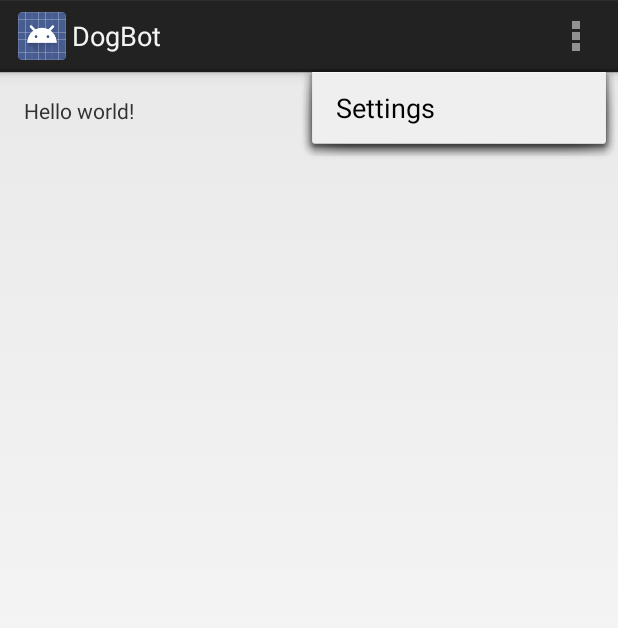
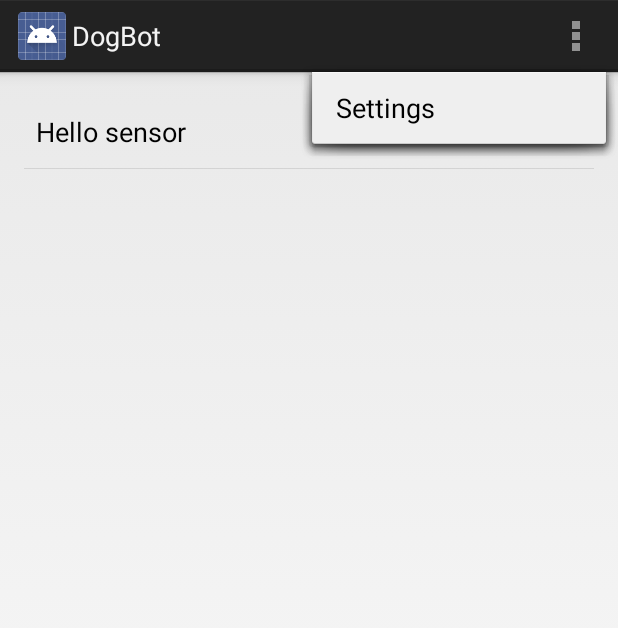
Before and after one commit to MattHeard/Dogbot, an Android app: the screen it shows after launch (MainActivity), with the options menu open, on a phone screen of 412 x 824 dp. Shown: the top 628 px of the screen. Run offline under Robolectric (Android 15) with nearby library versions, the phone set to English and light mode, and no system bars.

Commit message:
Created list view.

```diff
--- a/android/DogBot/app/src/main/java/nz/co/deuteriumlabs/dogbot/MainActivity.java
+++ b/android/DogBot/app/src/main/java/nz/co/deuteriumlabs/dogbot/MainActivity.java
@@ -4,6 +4,12 @@ import android.app.Activity;
 import android.os.Bundle;
 import android.view.Menu;
 import android.view.MenuItem;
+import android.widget.ArrayAdapter;
+import android.widget.ListView;
+import android.widget.TextView;
+
+import java.util.ArrayList;
+import java.util.List;
 
 
 public class MainActivity extends Activity {
@@ -12,6 +18,15 @@ public class MainActivity extends Activity {
     protected void onCreate(Bundle savedInstanceState) {
         super.onCreate(savedInstanceState);
         setContentView(R.layout.activity_main);
+
+        List<String> strings = new ArrayList<String>();
+        strings.add("Hello sensor");
+
+        ArrayAdapter<String> arrayAdapter;
+        arrayAdapter = new ArrayAdapter<String>(this, android.R.layout.simple_list_item_1, strings);
+
+        ListView listView = (ListView) findViewById(R.id.sensor_list);
+        listView.setAdapter(arrayAdapter);
     }
 
 
--- a/android/DogBot/app/src/main/res/layout/activity_main.xml
+++ b/android/DogBot/app/src/main/res/layout/activity_main.xml
@@ -5,7 +5,9 @@
     android:paddingTop="@dimen/activity_vertical_margin"
     android:paddingBottom="@dimen/activity_vertical_margin" tools:context=".MainActivity">
 
-    <TextView android:text="@string/hello_world" android:layout_width="wrap_content"
-        android:layout_height="wrap_content" />
+    <ListView
+        android:id="@+id/sensor_list"
+        android:layout_width="match_parent"
+        android:layout_height="match_parent"></ListView>
 
 </RelativeLayout>
```
